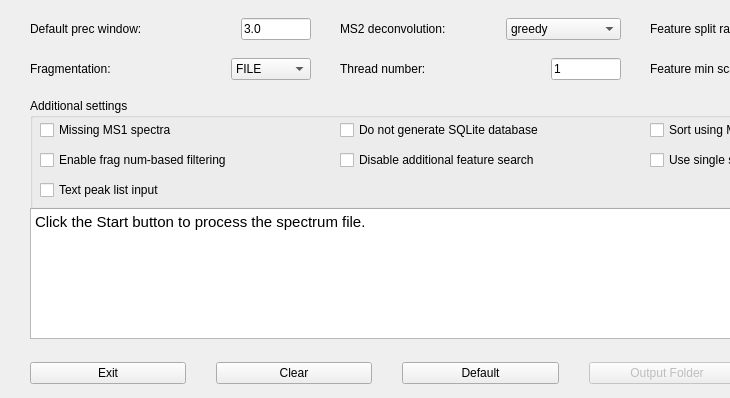
The window that src/gui/topfd/topfddialog.ui (toppic-suite/toppic-suite) describes before a commit, drawn with Qt 5; both pictures show x 0 to 730 and y 272 to 670 of the 965 by 670 pixel window.
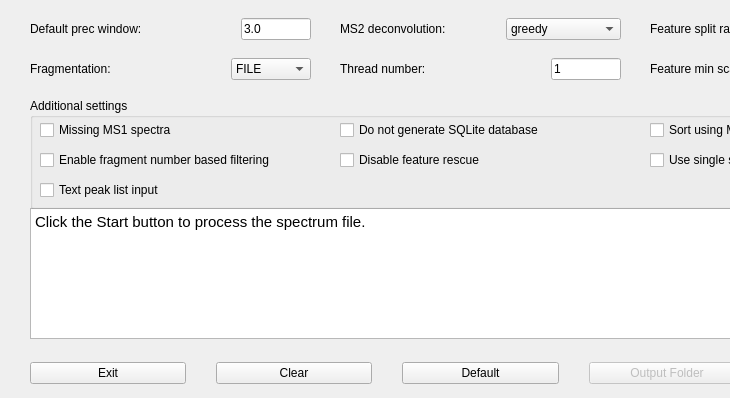
The same window after the commit. Icons and pictures are not drawn.

Commit message: topfd_gui: "Disable feature rescue" and "Enable fragment number based filtering" checkboxes

The edit to the form file:
```diff
--- a/src/gui/topfd/topfddialog.ui
+++ b/src/gui/topfd/topfddialog.ui
@@ -675,7 +675,7 @@
       <rect>
        <x>10</x>
        <y>50</y>
-       <width>259</width>
+       <width>300</width>
        <height>25</height>
       </rect>
      </property>
@@ -684,7 +684,7 @@
        <widget class="QCheckBox" name="fragNumFilteringCheckBox">
         <property name="maximumSize">
          <size>
-          <width>259</width>
+          <width>300</width>
           <height>16777215</height>
          </size>
         </property>
@@ -695,7 +695,7 @@
          <string>&lt;html&gt;&lt;head/&gt;&lt;body&gt;&lt;p&gt;Filter the fragment ion envelopes of each MS/MS spectrum based on the estimated number of fragment ions: the envelopes ranked highest are kept (by the EnvCNN score, or by the MS-Deconv score with &quot;Sort using MS-Deconv score&quot; checked). Used with the greedy and msdeconv MS2 deconvolution methods, not with flashdeconv. Default: unchecked. (topfd -j, --frag-num-filtering)&lt;/p&gt;&lt;/body&gt;&lt;/html&gt;</string>
         </property>
         <property name="text">
-         <string>Enable frag num-based filtering</string>
+         <string>Enable fragment number based filtering</string>
         </property>
         <property name="checkable">
          <bool>true</bool>
@@ -794,7 +794,7 @@
          <string>&lt;html&gt;&lt;head/&gt;&lt;body&gt;&lt;p&gt;Disable the feature rescue, an additional proteoform feature search in the LC-MS map for MS/MS scans without a detected feature in their precursor isolation windows. The rescue, done when unchecked, sets the signal-to-noise ratio to 0, the minimum scan number to 1 and the ECScore cutoff to 0. Default: unchecked. (topfd -d, --disable-feature-rescue)&lt;/p&gt;&lt;/body&gt;&lt;/html&gt;</string>
         </property>
         <property name="text">
-         <string>Disable additional feature search</string>
+         <string>Disable feature rescue</string>
         </property>
         <property name="checkable">
          <bool>true</bool>
```
Left out of the diff: 2 changed lines with no effect on the pictures. The commit also changes 2 other files.
